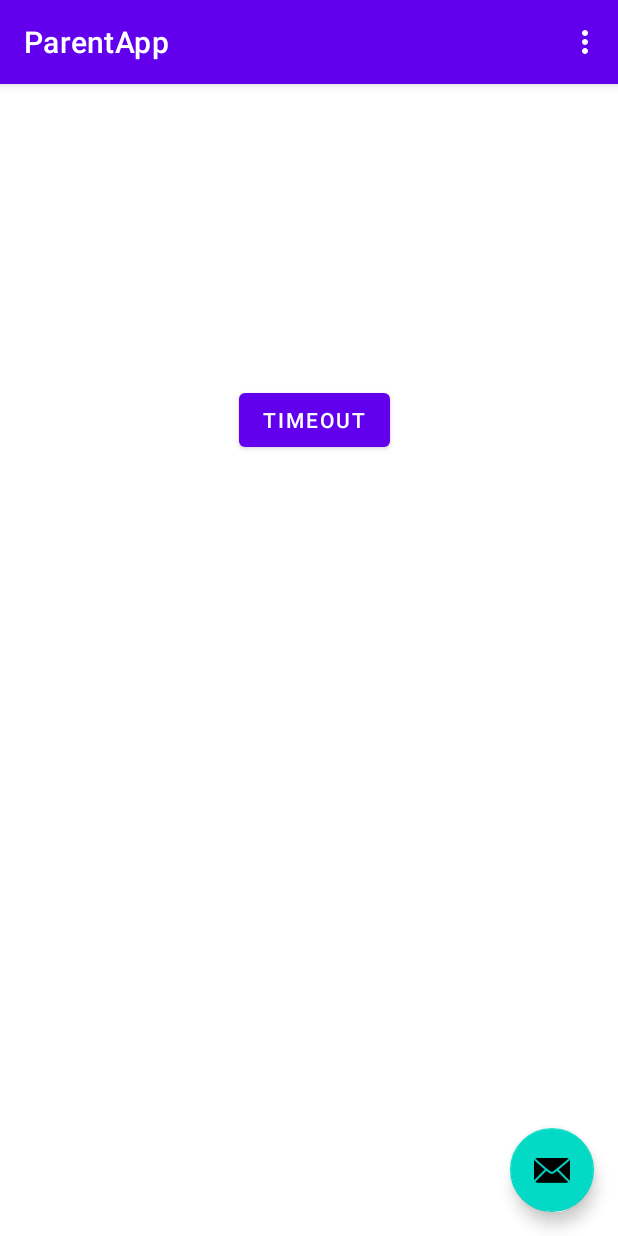
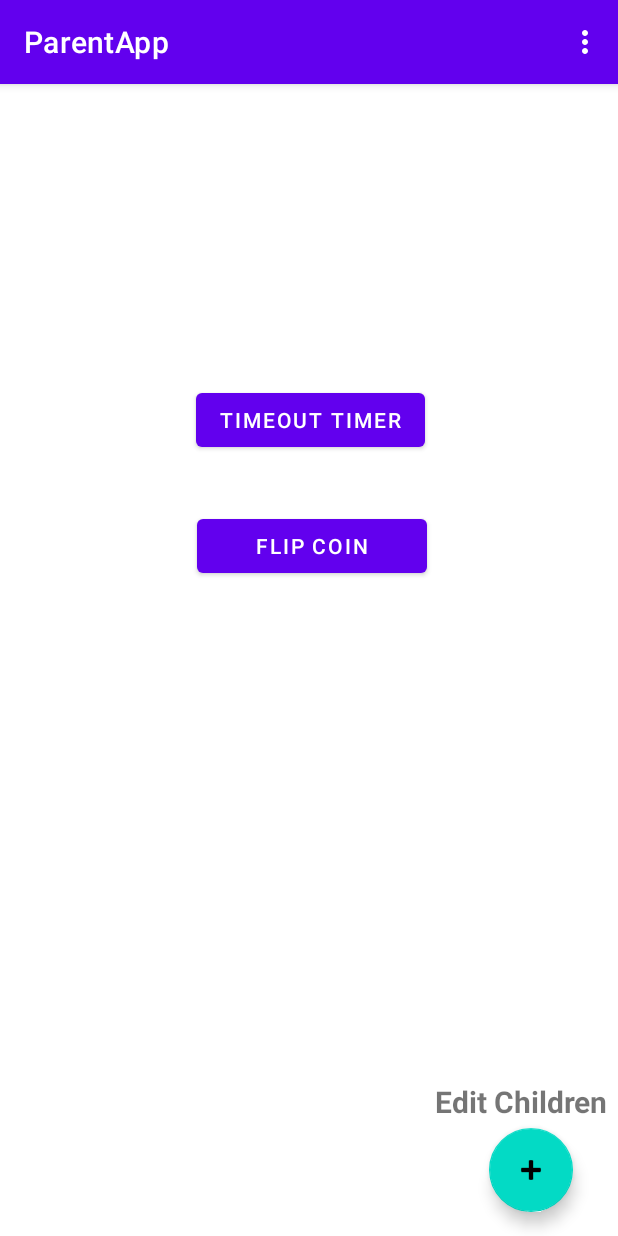
Before and after one commit to JohnsonL111/1-2-Tree-Parenting-Made-Easy, an Android app: the screen it shows after launch (MainActivity), on a phone screen of 412 x 824 dp. Run offline under Robolectric (Android 15) with nearby library versions, the phone set to English and light mode, and no system bars.

Commit message:
Revamp main menu layout.
Add flip coin button and edit children FAB.

```diff
--- a/app/src/main/java/cmpt276/as2/parentapp/MainActivity.java
+++ b/app/src/main/java/cmpt276/as2/parentapp/MainActivity.java
@@ -33,16 +33,6 @@ public class MainActivity extends AppCompatActivity {
         setContentView(binding.getRoot());
         setSupportActionBar(binding.toolbar);
         Button timeoutButton = findViewById(R.id.TimeoutButton);
-
-        /** place holder
-        binding.fab.setOnClickListener(new View.OnClickListener() {
-            @Override
-            public void onClick(View view) {
-                Snackbar.make(view, "Replace with your own action", Snackbar.LENGTH_LONG)
-                       .setAction("Action", null).show();
-            }
-        });
-         **/
 
         timeoutButton.setOnClickListener(new View.OnClickListener() {
             @Override
@@ -92,4 +82,5 @@ public class MainActivity extends AppCompatActivity {
 
         return super.onOptionsItemSelected(item);
     }
+
 }
--- a/app/src/main/res/layout/activity_main.xml
+++ b/app/src/main/res/layout/activity_main.xml
@@ -24,17 +24,12 @@
 
     <com.google.android.material.floatingactionbutton.FloatingActionButton
         android:id="@+id/fab"
-        android:layout_width="wrap_content"
+        android:layout_width="124dp"
         android:layout_height="wrap_content"
         android:layout_gravity="bottom|end"
-        android:layout_marginEnd="@dimen/fab_margin"
+        android:layout_marginEnd="30dp"
         android:layout_marginBottom="16dp"
-        app:srcCompat="@android:drawable/ic_dialog_email"
+        app:srcCompat="@android:drawable/ic_input_add"
         tools:ignore="SpeakableTextPresentCheck" />
 
-    <Button
-        android:layout_width="wrap_content"
-        android:layout_height="wrap_content"
-        android:text="Button" />
-
 </androidx.coordinatorlayout.widget.CoordinatorLayout>
--- a/app/src/main/res/layout/content_main.xml
+++ b/app/src/main/res/layout/content_main.xml
@@ -13,12 +13,43 @@
         android:layout_marginStart="158dp"
         android:layout_marginTop="200dp"
         android:layout_marginEnd="152dp"
-        android:layout_marginBottom="161dp"
         android:text="@string/timeout"
-        app:layout_constraintBottom_toBottomOf="parent"
+        app:layout_constraintBottom_toTopOf="@+id/guideline"
         app:layout_constraintEnd_toEndOf="parent"
-        app:layout_constraintHorizontal_bias="1.0"
+        app:layout_constraintHorizontal_bias="0.541"
         app:layout_constraintStart_toStartOf="parent"
         app:layout_constraintTop_toTopOf="parent"
         app:layout_constraintVertical_bias="0.0" />
+
+    <Button
+        android:id="@+id/flipCoin"
+        android:layout_width="153dp"
+        android:layout_height="48dp"
+        android:layout_marginTop="20dp"
+        android:text="@string/flip_coin"
+        app:layout_constraintEnd_toEndOf="parent"
+        app:layout_constraintHorizontal_bias="0.508"
+        app:layout_constraintStart_toStartOf="parent"
+        app:layout_constraintTop_toTopOf="@+id/guideline" />
+
+    <androidx.constraintlayout.widget.Guideline
+        android:id="@+id/guideline"
+        android:layout_width="wrap_content"
+        android:layout_height="wrap_content"
+        android:orientation="horizontal"
+        app:layout_constraintGuide_begin="264dp" />
+
+    <TextView
+        android:id="@+id/EditChildrenSignage"
+        android:layout_width="wrap_content"
+        android:layout_height="wrap_content"
+        android:layout_marginBottom="76dp"
+        android:text="@string/edit_children"
+        android:textSize="20sp"
+        android:textStyle="bold"
+        app:layout_constraintBottom_toBottomOf="parent"
+        app:layout_constraintEnd_toEndOf="parent"
+        app:layout_constraintHorizontal_bias="0.978"
+        app:layout_constraintStart_toStartOf="parent" />
+
 </androidx.constraintlayout.widget.ConstraintLayout>
--- a/app/src/main/res/values/strings.xml
+++ b/app/src/main/res/values/strings.xml
@@ -13,7 +13,7 @@
 
     <string name="hello_first_fragment">Hello first fragment</string>
     <string name="hello_second_fragment">Hello second fragment. Arg: %1$s</string>
-    <string name="timeout">Timeout</string>
+    <string name="timeout">Timeout Timer</string>
     <string name="editChildActivityTitle">Child History</string>
     <string name="timerNotificationTitle">Timer</string>
     <string name="timerNotificationDescription">Time is up!</string>
@@ -25,4 +25,6 @@
     <string name="child_to_remove">child to remove</string>
     <string name="remove_child">REMOVE CHILD</string>
     <string name="list_of_current_children">List of Current Children (click on child to change their name!)</string>
+    <string name="edit_children">Edit Children</string>
+    <string name="flip_coin">Flip Coin</string>
 </resources>
```
